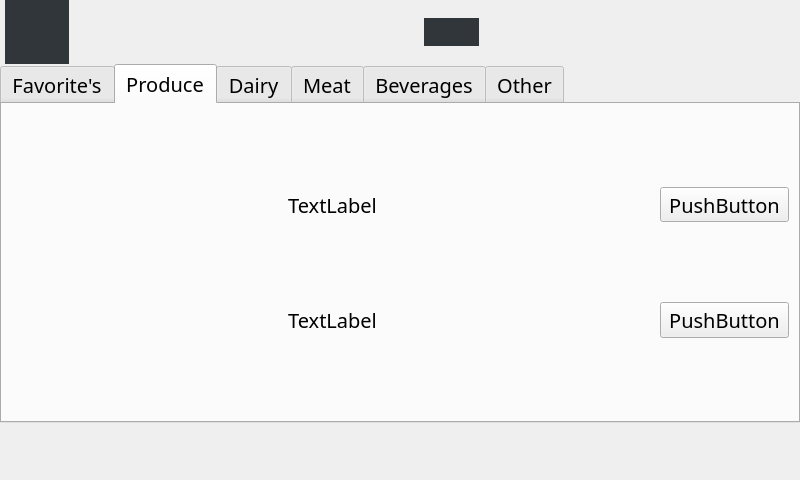
First picture: the form in Windows/favoriteWindow.ui, repository addisonElliott/SmartShopTouchScreen, before the edit.
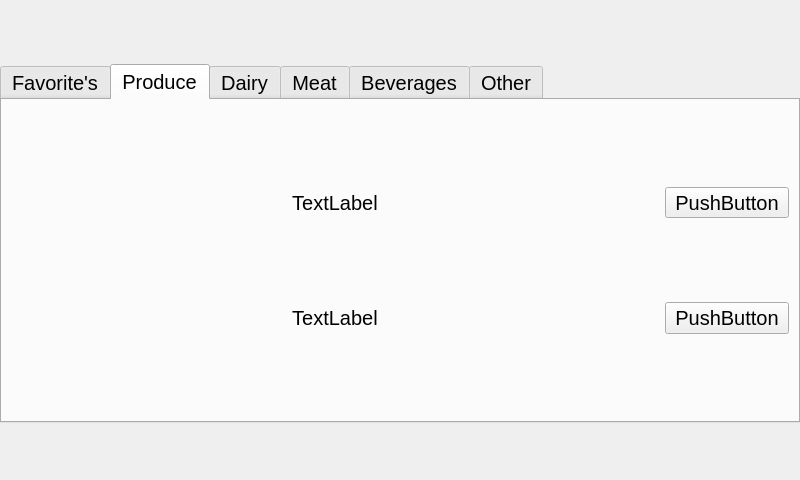
Second picture: the form after the edit. Icons and pictures are not drawn. Custom widgets are drawn as their Qt base class.

Commit message: Changed favorite's menu and main menu from QMainWindow to a QWidget. These will be placed within a QStackedWidget on a QMainWindow which will allow for easy traversal between the windows.

```diff
--- a/Windows/favoriteWindow.ui
+++ b/Windows/favoriteWindow.ui
@@ -1,7 +1,7 @@
 <?xml version="1.0" encoding="UTF-8"?>
 <ui version="4.0">
  <class>FavoriteWindow</class>
- <widget class="QMainWindow" name="FavoriteWindow">
+ <widget class="QWidget" name="FavoriteWindow">
   <property name="windowModality">
    <enum>Qt::NonModal</enum>
   </property>
@@ -27,10 +27,7 @@
   </property>
   <property name="font">
    <font>
-    <family>Cronus Round</family>
-    <pointsize>19</pointsize>
-    <weight>75</weight>
-    <bold>true</bold>
+    <pointsize>15</pointsize>
    </font>
   </property>
   <property name="contextMenuPolicy">
@@ -39,26 +36,11 @@
   <property name="windowTitle">
    <string>Smart Shop</string>
   </property>
-  <property name="dockNestingEnabled">
+  <property name="dockNestingEnabled" stdset="0">
    <bool>false</bool>
   </property>
-  <property name="dockOptions">
-   <set>QMainWindow::AnimatedDocks</set>
-  </property>
-  <property name="unifiedTitleAndToolBarOnMac">
+  <property name="unifiedTitleAndToolBarOnMac" stdset="0">
    <bool>false</bool>
-  </property>
-  <widget class="QWidget" name="centralwidget">
-   <property name="sizePolicy">
-    <sizepolicy hsizetype="Maximum" vsizetype="Preferred">
-     <horstretch>0</horstretch>
-     <verstretch>0</verstretch>
-    </sizepolicy>
-   </property>
-   <property name="font">
-    <font>
-     <pointsize>15</pointsize>
-    </font>
    </property>
    <layout class="QGridLayout" name="gridLayout" columnstretch="1,0,0">
     <property name="leftMargin">
@@ -82,7 +64,7 @@
        <number>5</number>
       </property>
       <item>
-       <widget class="QPushButton" name="pushButton_3">
+      <widget class="QPushButton" name="backBtn">
         <property name="sizePolicy">
          <sizepolicy hsizetype="Fixed" vsizetype="Fixed">
           <horstretch>0</horstretch>
@@ -102,7 +84,7 @@
          </size>
         </property>
         <property name="styleSheet">
-         <string notr="true">background-color: #31363B;
+        <string notr="true">background-color: transparent;
 border: 0;</string>
         </property>
         <property name="text">
@@ -149,7 +131,7 @@
      </spacer>
     </item>
     <item row="0" column="1" rowspan="2">
-     <widget class="QPushButton" name="TopSSLogo">
+    <widget class="QPushButton" name="homeBtn">
       <property name="sizePolicy">
        <sizepolicy hsizetype="Fixed" vsizetype="Maximum">
         <horstretch>0</horstretch>
@@ -157,7 +139,7 @@
        </sizepolicy>
       </property>
       <property name="styleSheet">
-       <string notr="true">background-color: #31363B;
+      <string notr="true">background-color: transparent;
 border: 0;</string>
       </property>
       <property name="text">
@@ -348,6 +330,12 @@
         </item>
         <item row="1" column="1">
          <widget class="QPushButton" name="pushButton_13">
+         <property name="sizePolicy">
+          <sizepolicy hsizetype="Minimum" vsizetype="Fixed">
+           <horstretch>0</horstretch>
+           <verstretch>0</verstretch>
+          </sizepolicy>
+         </property>
           <property name="text">
            <string>PushButton</string>
           </property>
@@ -655,7 +643,6 @@
      </layout>
     </item>
    </layout>
-  </widget>
  </widget>
  <customwidgets>
   <customwidget>
```
Lines whose indentation alone changed are shown as unchanged. The commit also changes 12 other files.
